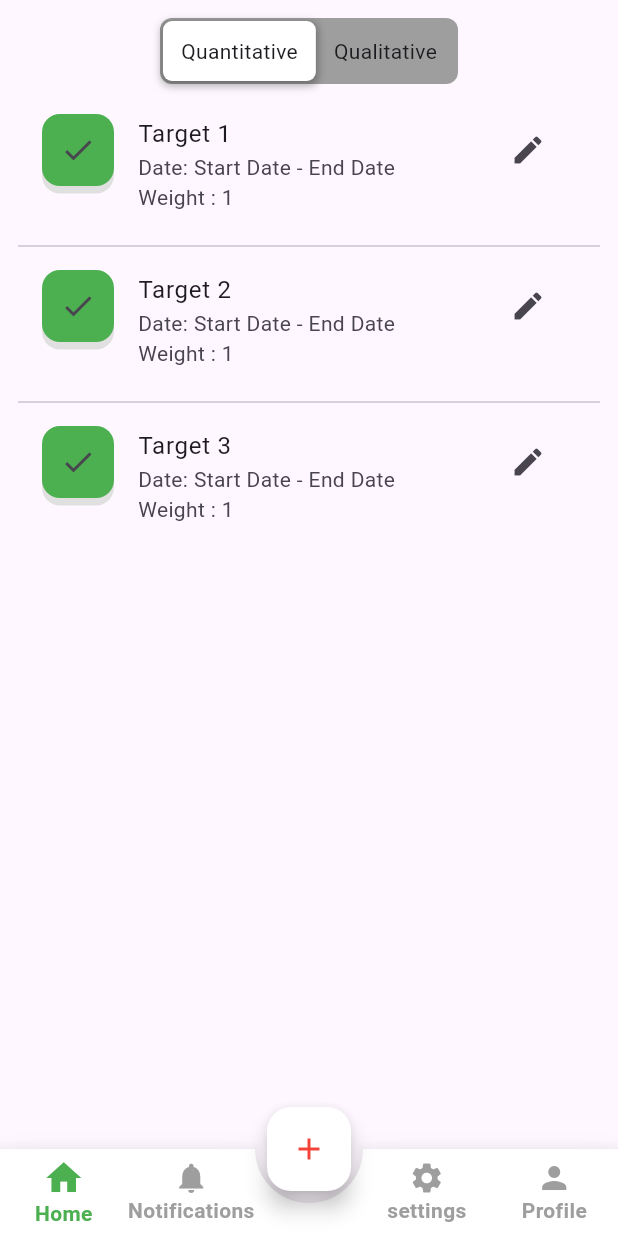
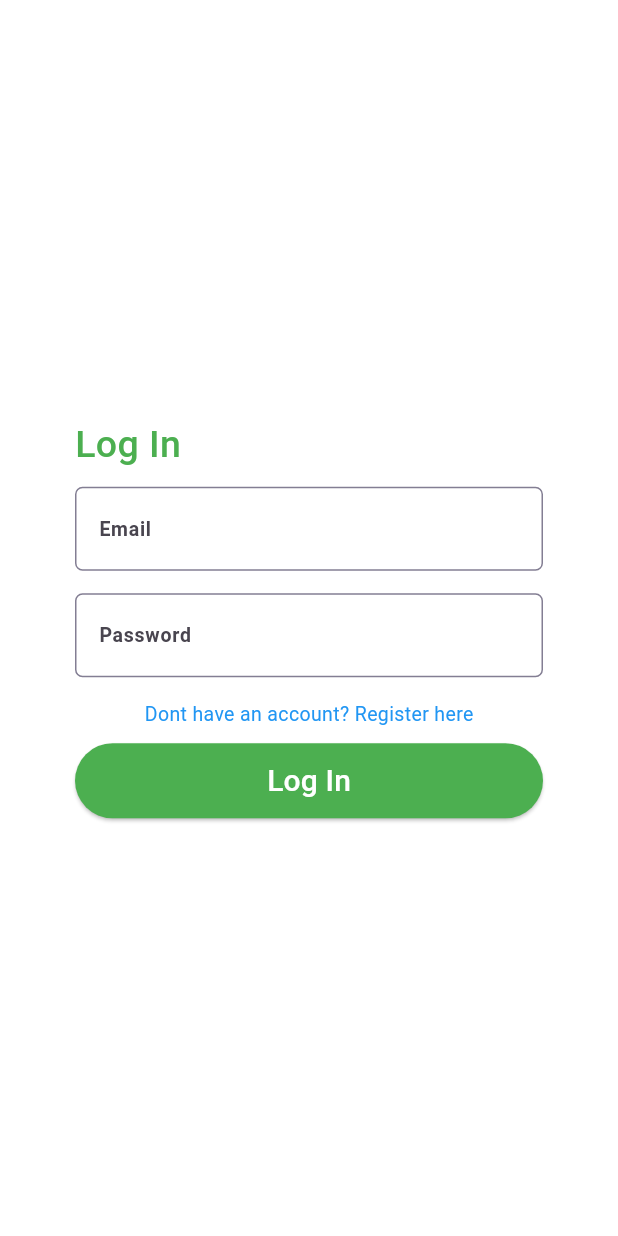
Before and after one commit to PLWEP/konekseed_test, a Flutter app: the screen it shows after launch, on a phone screen of 412 x 824 dp. Run offline on Flutter 3.47's test engine with Material 3 defaults, Android fonts, the phone set to English and light mode, and no system bars; drawn by our look-alikes of custom_sliding_segmented_control, stylish_bottom_bar; our stand-ins replace dropdown_button2, email_validator, image_picker; Roboto replaces fonts that are missing (Poppins-regular).

Commit message:
nambah login view sama register

```diff
--- /dev/null
+++ b/lib/common/custom_text_input.dart
@@ -0,0 +1,75 @@
+import 'package:flutter/material.dart';
+
+class CustomTextInput extends StatelessWidget {
+  final String title;
+  final bool obsecure;
+  final TextEditingController controller;
+  final String? Function(String?)? validator;
+  final bool enabled;
+  const CustomTextInput({
+    super.key,
+    required this.title,
+    this.obsecure = false,
+    required this.controller,
+    required this.validator,
+    required this.enabled,
+  });
+
+  @override
+  Widget build(BuildContext context) {
+    return TextFormField(
+      validator: validator,
+      controller: controller,
+      obscureText: obsecure,
+      enabled: enabled,
+      textAlign: TextAlign.start,
+      decoration: InputDecoration(
+        labelText: title,
+        labelStyle: const TextStyle(
+          fontSize: 13,
+          fontFamily: 'Poppins-regular',
+          fontWeight: FontWeight.w600,
+        ),
+        border: const OutlineInputBorder(
+          borderRadius: BorderRadius.all(Radius.circular(5)),
+          borderSide: BorderSide(
+            width: 1,
+            color: Color(0xFF837E93),
+          ),
+        ),
+        enabledBorder: const OutlineInputBorder(
+          borderRadius: BorderRadius.all(Radius.circular(5)),
+          borderSide: BorderSide(
+            width: 1,
+            color: Color(0xFF837E93),
+          ),
+        ),
+        focusedBorder: const OutlineInputBorder(
+          borderRadius: BorderRadius.all(Radius.circular(5)),
+          borderSide: BorderSide(
+            width: 1,
+          ),
+        ),
+        errorBorder: const OutlineInputBorder(
+          borderRadius: BorderRadius.all(Radius.circular(5)),
+          borderSide: BorderSide(
+            width: 1,
+            color: Colors.red,
+          ),
+        ),
+      ),
+      cursorColor: Colors.black,
+    );
+  }
+}
+
+class PasswordTextInput extends CustomTextInput {
+  const PasswordTextInput({
+    super.key,
+    required super.title,
+    required super.controller,
+    required super.validator,
+    required super.enabled,
+    super.obsecure = true,
+  });
+}
--- a/lib/main.dart
+++ b/lib/main.dart
@@ -1,5 +1,6 @@
 import 'package:flutter/material.dart';
 import 'package:konekseed_test/presentation/view/home_view.dart';
+import 'package:konekseed_test/presentation/view/login_view.dart';
 
 void main() async {
   runApp(const MyApp());
@@ -16,7 +17,7 @@ class MyApp extends StatelessWidget {
       restorationScopeId: 'app',
       theme: ThemeData(),
       darkTheme: ThemeData.dark(),
-      home: const HomeView(),
+      home: const LoginView(),
     );
   }
 }
--- /dev/null
+++ b/lib/presentation/view/login_view.dart
@@ -0,0 +1,122 @@
+import 'package:email_validator/email_validator.dart';
+import 'package:flutter/material.dart';
+import 'package:konekseed_test/common/custom_text_input.dart';
+import 'package:konekseed_test/presentation/view/register_view.dart';
+
+class LoginView extends StatefulWidget {
+  const LoginView({super.key});
+
+  @override
+  State<StatefulWidget> createState() => _LoginViewState();
+}
+
+class _LoginViewState extends State<LoginView> {
+  final TextEditingController _emailController = TextEditingController();
+  final TextEditingController _passwordController = TextEditingController();
+
+  @override
+  void dispose() {
+    super.dispose();
+    _emailController.dispose();
+    _passwordController.dispose();
+  }
+
+  final _formKey = GlobalKey<FormState>();
+
+  void navigateToRegister() {
+    _formKey.currentState!.reset();
+    Navigator.push(
+        context, MaterialPageRoute(builder: (_) => const RegisterView()));
+  }
+
+  @override
+  Widget build(BuildContext context) {
+    return SafeArea(
+      child: Scaffold(
+        resizeToAvoidBottomInset: false,
+        backgroundColor: Colors.white,
+        body: Form(
+          key: _formKey,
+          child: Padding(
+            padding: const EdgeInsets.symmetric(horizontal: 50),
+            child: Column(
+              mainAxisAlignment: MainAxisAlignment.center,
+              children: [
+                Column(
+                  crossAxisAlignment: CrossAxisAlignment.start,
+                  children: [
+                    const Text(
+                      'Log In',
+                      style: TextStyle(
+                        color: Colors.green,
+                        fontSize: 25,
+                        fontWeight: FontWeight.w500,
+                      ),
+                    ),
+                    const SizedBox(height: 10),
+                    CustomTextInput(
+                      title: "Email",
+                      controller: _emailController,
+                      enabled: true,
+                      validator: (value) {
+                        if (value!.isEmpty) {
+                          return "Please Fill The Field";
+                        } else if (!EmailValidator.validate(value)) {
+                          return "Email is not valid";
+                        }
+                        return null;
+                      },
+                    ),
+                    const SizedBox(height: 15),
+                    PasswordTextInput(
+                      title: "Password",
+                      controller: _passwordController,
+                      enabled: true,
+                      validator: (value) =>
+                          value!.isEmpty ? "Please Fill The Field" : null,
+                    ),
+                    const SizedBox(height: 15),
+                  ],
+                ),
+                GestureDetector(
+                  onTap: () => navigateToRegister(),
+                  child: const Text(
+                    "Dont have an account? Register here",
+                    style: TextStyle(
+                      color: Colors.blue,
+                      fontSize: 13,
+                      fontWeight: FontWeight.w400,
+                    ),
+                  ),
+                ),
+                const SizedBox(height: 10),
+                SizedBox(
+                  width: double.infinity,
+                  height: 50,
+                  child: ElevatedButton(
+                    onPressed: () async {
+                      if (_formKey.currentState!.validate()) {
+                        // login();
+                      }
+                    },
+                    style: ElevatedButton.styleFrom(
+                      backgroundColor: Colors.green,
+                    ),
+                    child: const Text(
+                      'Log In',
+                      style: TextStyle(
+                        color: Colors.white,
+                        fontSize: 20,
+                        fontWeight: FontWeight.w500,
+                      ),
+                    ),
+                  ),
+                ),
+              ],
+            ),
+          ),
+        ),
+      ),
+    );
+  }
+}
--- a/pubspec.yaml
+++ b/pubspec.yaml
@@ -12,6 +12,7 @@ environment:
 dependencies:
     custom_sliding_segmented_control: ^1.8.1
     dropdown_button2: ^2.3.9
+    email_validator: ^2.1.17
     flutter:
         sdk: flutter
     flutter_advanced_segment: ^3.0.2
```
Also changed, not shown: lib/presentation/view/register_view.dart (added, +147 -0 lines), pubspec.lock.
